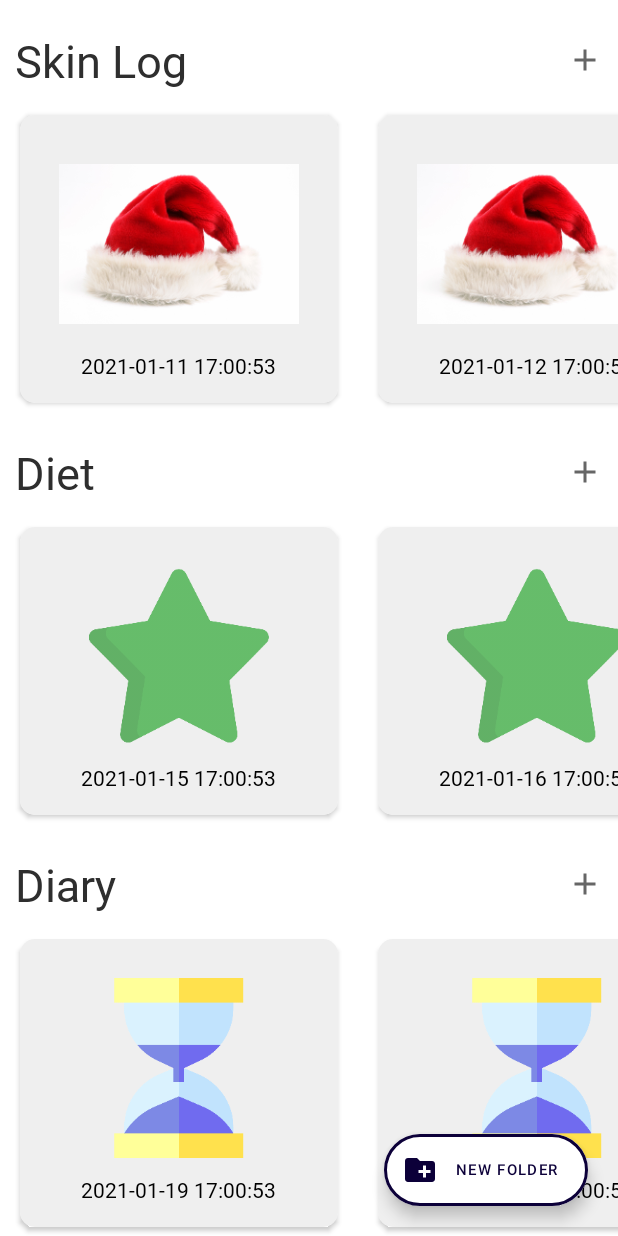
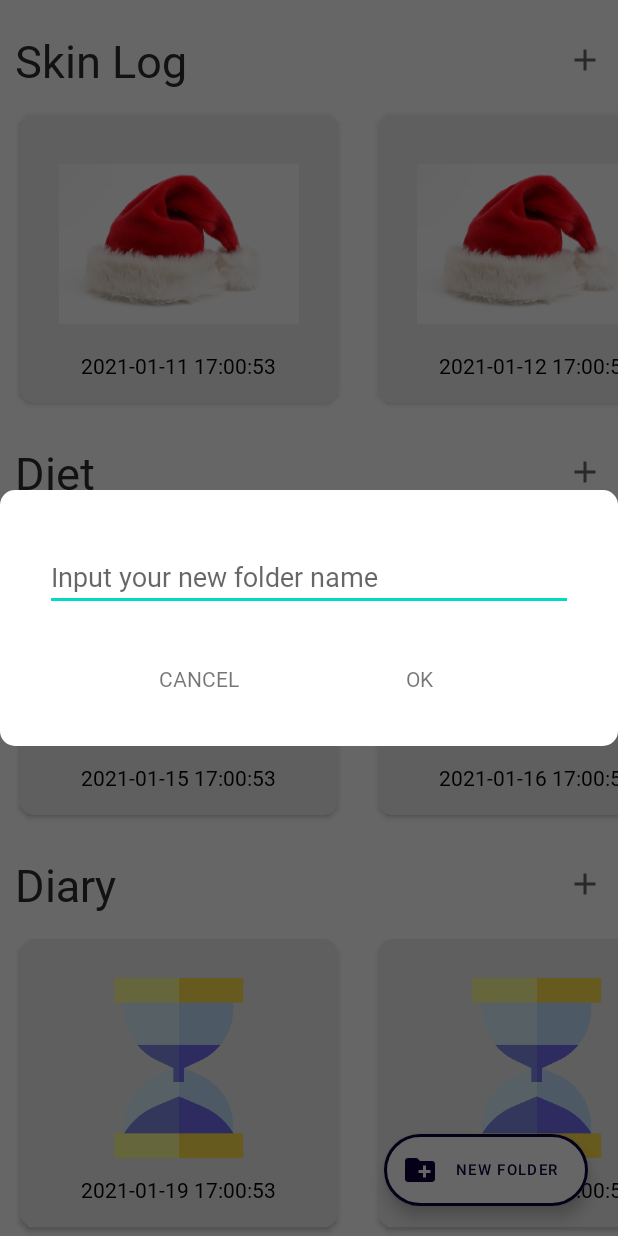
Before and after one commit to uyttyu7532/PhotoChangeRecord, an Android app: the screen it shows after launch (ListActivity), after a tap on "NEW FOLDER", on a phone screen of 412 x 824 dp. Run offline under Robolectric (Android 15) with nearby library versions, the phone set to English and light mode, and no system bars; our stand-ins replace data binding; libraries missing offline, so code that uses them is left out: com.takusemba.multisnaprecyclerview, splitties.toast.toast; pictures from the network do not load; 4 statements that could not run were skipped.

Commit message:
Custom Dialog

```diff
--- a/build.gradle
+++ b/build.gradle
@@ -83,6 +83,8 @@ dependencies {
     implementation 'com.github.bumptech.glide:glide:4.11.0'
     annotationProcessor 'com.github.bumptech.glide:compiler:4.11.0'
 
-
+//    // https://github.com/afollestad/material-dialogs
+//    implementation 'com.afollestad.material-dialogs:input:3.3.0'
+//    implementation 'com.afollestad.material-dialogs:lifecycle:3.3.0'
 
 }
--- a/src/main/java/com/example/photochangerecord/ListActivity.kt
+++ b/src/main/java/com/example/photochangerecord/ListActivity.kt
@@ -3,24 +3,28 @@ package com.example.photochangerecord
 
 import android.content.Context
 import android.content.Intent
+import android.graphics.Color
+import android.graphics.drawable.ColorDrawable
 import android.os.Bundle
 import android.util.Log
+import android.view.LayoutInflater
 import android.view.View
-import android.widget.Toast
 import androidx.appcompat.app.ActionBar
+import androidx.appcompat.app.AlertDialog
 import androidx.appcompat.app.AppCompatActivity
 import androidx.databinding.DataBindingUtil
 import androidx.lifecycle.ViewModelProvider
 import androidx.recyclerview.widget.LinearLayoutManager
 import androidx.recyclerview.widget.RecyclerView
 import com.example.photochangerecord.databinding.ActivityListBinding
+import com.example.photochangerecord.databinding.AddFolderDialogBinding
 import com.example.photochangerecord.viewmodel.CameraBackGroundViewModel
 import com.example.photochangerecord.viewmodel.Folder
 import com.example.photochangerecord.viewmodel.Photo
 import com.takusemba.multisnaprecyclerview.MultiSnapHelper
 import com.takusemba.multisnaprecyclerview.SnapGravity
-import kotlinx.android.synthetic.main.item_horizontal.view.*
-import kotlinx.android.synthetic.main.item_vertical.view.*
+import kotlinx.android.synthetic.main.add_folder_dialog.*
+import splitties.toast.toast
 
 
 class ListActivity : AppCompatActivity() {
@@ -54,12 +58,25 @@ class ListActivity : AppCompatActivity() {
 
         binding.newFolderFab.setOnClickListener {
             // 폴더 생성 다이얼로그
-
+            showMakeFolderDialog()
 
         }
 
     }
 
+    private fun showMakeFolderDialog(){
+//        val binding: AddFolderDialogBinding = DataBindingUtil.inflate(LayoutInflater.from(this), R.layout.add_folder_dialog, null, false)
+
+        val inflater = getSystemService(Context.LAYOUT_INFLATER_SERVICE) as LayoutInflater
+        val view = inflater.inflate(R.layout.add_folder_dialog, null)
+
+        val alertDialog = AlertDialog.Builder(this).create()
+
+
+        alertDialog.setView(view)
+        alertDialog.window!!.setBackgroundDrawable(ColorDrawable(Color.TRANSPARENT))
+        alertDialog.show()
+    }
 
     private fun recyclerview() {
         initializeData()
@@ -78,7 +95,7 @@ class ListActivity : AppCompatActivity() {
             }
 
             override fun addBtnOnClick(view: View, position: Int, folder: Folder) {
-                Toast.makeText(this@ListActivity, folder.toString(), Toast.LENGTH_SHORT).show()
+                toast(folder.toString())
                 // 카메라로 이동 해당 폴더에 저장
             }
         }
--- /dev/null
+++ b/src/main/res/drawable/dialog_bg.xml
@@ -0,0 +1,19 @@
+<?xml version="1.0" encoding="utf-8"?>
+<shape xmlns:android="http://schemas.android.com/apk/res/android">
+
+    <solid android:color="@color/cardview_light_background" />
+
+    <corners android:radius="10dp" />
+
+    <padding
+        android:bottom="10dp"
+        android:left="10dp"
+        android:right="10dp"
+        android:top="10dp" />
+
+    <margin
+        android:bottom="30dp"
+        android:left="30dp"
+        android:right="30dp"
+        android:top="30dp" />
+</shape>
--- /dev/null
+++ b/src/main/res/layout/add_folder_dialog.xml
@@ -0,0 +1,75 @@
+<?xml version="1.0" encoding="utf-8"?>
+<layout xmlns:android="http://schemas.android.com/apk/res/android">
+
+    <data>
+
+    </data>
+
+    <RelativeLayout
+        android:layout_width="wrap_content"
+        android:layout_height="match_parent"
+        android:background="@drawable/dialog_bg"
+        android:orientation="vertical">
+
+        <!--    <TextView-->
+        <!--        android:id="@+id/dialogTitle"-->
+        <!--        android:layout_width="match_parent"-->
+        <!--        android:layout_height="wrap_content"-->
+        <!--        android:layout_marginBottom="16dp"-->
+        <!--        android:layout_marginLeft="16dp"-->
+        <!--        android:layout_marginRight="16dp"-->
+        <!--        android:layout_marginTop="24dp"-->
+        <!--        android:text="NEW FOLDER"-->
+        <!--        android:textAlignment="center"-->
+        <!--        android:textSize="18sp"-->
+        <!--        android:textStyle="bold" />-->
+
+
+        <EditText
+            android:id="@+id/dialogEt"
+            android:layout_width="match_parent"
+            android:layout_height="wrap_content"
+            android:layout_centerHorizontal="true"
+            android:layout_marginLeft="20dp"
+            android:layout_marginTop="25dp"
+            android:layout_marginRight="20dp"
+            android:layout_marginBottom="10dp"
+            android:ems="10"
+            android:fontFamily="@font/gmarketsansttfmedium"
+            android:hint="Input your new folder name"
+            android:inputType="textPersonName" />
+
+        <LinearLayout
+            android:layout_width="wrap_content"
+            android:layout_height="wrap_content"
+            android:layout_below="@+id/dialogEt"
+            android:layout_centerHorizontal="true">
+
+            <TextView
+                android:id="@+id/dialog_disagree_btn"
+                android:layout_width="wrap_content"
+                android:ems="6"
+                android:gravity="center"
+                android:layout_height="wrap_content"
+                android:layout_margin="25dp"
+                android:background="?attr/selectableItemBackgroundBorderless"
+                android:clickable="true"
+                android:fontFamily="@font/gmarketsansttfbold"
+                android:text="@string/dialog_disagree" />
+
+            <TextView
+                android:ems="6"
+                android:gravity="center"
+                android:id="@+id/dialog_agree_btn"
+                android:layout_width="wrap_content"
+                android:layout_height="wrap_content"
+                android:layout_margin="25dp"
+                android:background="?attr/selectableItemBackgroundBorderless"
+                android:clickable="true"
+                android:fontFamily="@font/gmarketsansttfbold"
+                android:text="@string/dialog_agree" />
+
+
+        </LinearLayout>
+    </RelativeLayout>
+</layout>
--- a/src/main/res/values/styles.xml
+++ b/src/main/res/values/styles.xml
@@ -1,10 +1,11 @@
 <resources>
     <!-- Base application theme. -->
-    <style name="AppTheme" parent="Theme.AppCompat.Light.DarkActionBar">
+    <style name="AppTheme" parent="Theme.MaterialComponents.Light">
         <!-- Customize your theme here. -->
         <item name="colorPrimary">@color/colorPrimary</item>
         <item name="colorPrimaryDark">@color/colorPrimaryDark</item>
         <item name="colorAccent">@color/colorAccent</item>
+
     </style>
 
 
```
